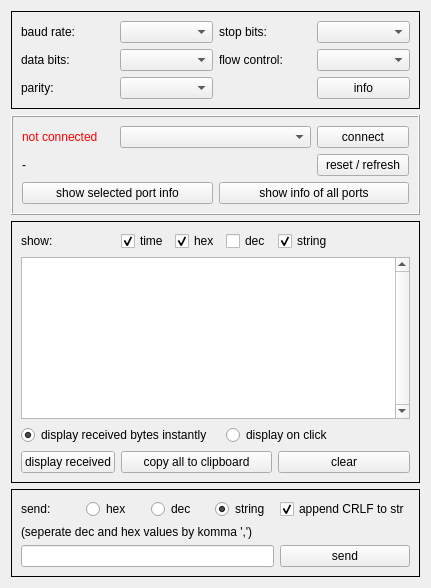
bchjoerni/mlab, file generalportwindow.ui: the form before one commit.
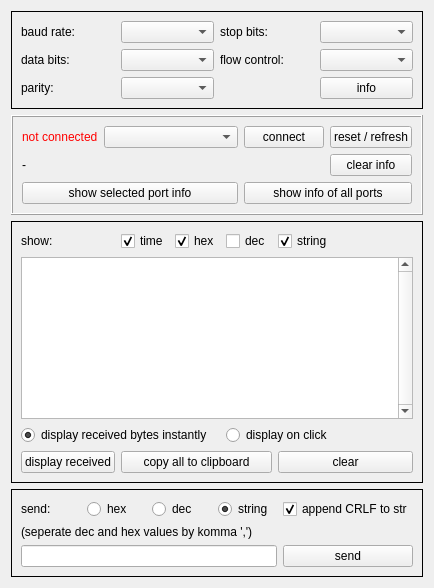
The form after the commit.

Commit message: mlabsignal system changed, networkremote window changed, portwindows now have buttons reset/refresh and clear info

Patch:
```diff
--- a/generalportwindow.ui
+++ b/generalportwindow.ui
@@ -6,7 +6,7 @@
    <rect>
     <x>0</x>
     <y>0</y>
-    <width>431</width>
+    <width>434</width>
     <height>588</height>
    </rect>
   </property>
@@ -99,34 +99,6 @@
         </property>
        </widget>
       </item>
-      <item row="1" column="3">
-       <widget class="QPushButton" name="btn_resetInfo">
-        <property name="text">
-         <string>reset / refresh</string>
-        </property>
-       </widget>
-      </item>
-      <item row="1" column="0" colspan="3">
-       <widget class="QLabel" name="lbl_info">
-        <property name="text">
-         <string>-</string>
-        </property>
-       </widget>
-      </item>
-      <item row="2" column="0" colspan="2">
-       <widget class="QPushButton" name="btn_selectedPortInfo">
-        <property name="text">
-         <string>show selected port info</string>
-        </property>
-       </widget>
-      </item>
-      <item row="2" column="2" colspan="2">
-       <widget class="QPushButton" name="btn_showInfoAllPorts">
-        <property name="text">
-         <string>show info of all ports</string>
-        </property>
-       </widget>
-      </item>
       <item row="0" column="0">
        <widget class="QLabel" name="lbl_status">
         <property name="styleSheet">
@@ -140,6 +112,41 @@
       <item row="0" column="1" colspan="2">
        <widget class="QComboBox" name="cob_ports"/>
       </item>
+      <item row="0" column="4">
+       <widget class="QPushButton" name="btn_resetRefresh">
+        <property name="text">
+         <string>reset / refresh</string>
+        </property>
+       </widget>
+      </item>
+      <item row="1" column="0" colspan="4">
+       <widget class="QLabel" name="lbl_info">
+        <property name="text">
+         <string>-</string>
+        </property>
+       </widget>
+      </item>
+      <item row="1" column="4">
+       <widget class="QPushButton" name="btn_clearInfo">
+        <property name="text">
+         <string>clear info</string>
+        </property>
+       </widget>
+      </item>
+      <item row="2" column="3" colspan="2">
+       <widget class="QPushButton" name="btn_showInfoAllPorts">
+        <property name="text">
+         <string>show info of all ports</string>
+        </property>
+       </widget>
+      </item>
+      <item row="2" column="0" colspan="3">
+       <widget class="QPushButton" name="btn_selectedPortInfo">
+        <property name="text">
+         <string>show selected port info</string>
+        </property>
+       </widget>
+      </item>
      </layout>
     </widget>
    </item>
```
The commit also changes 78 other files.
